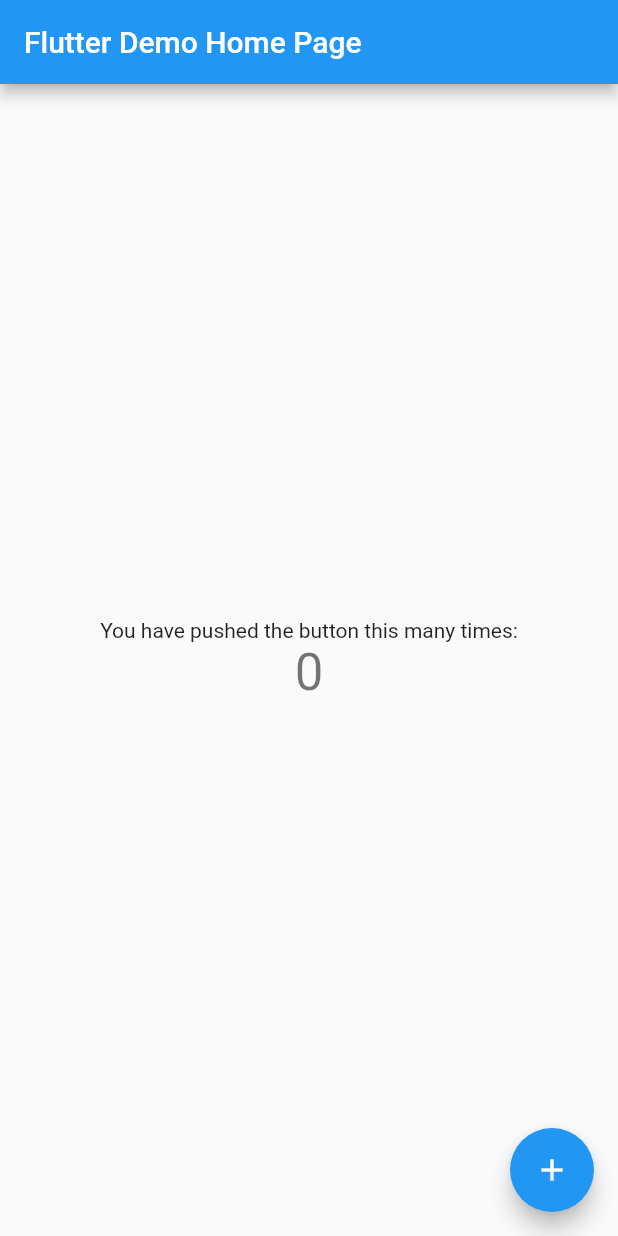
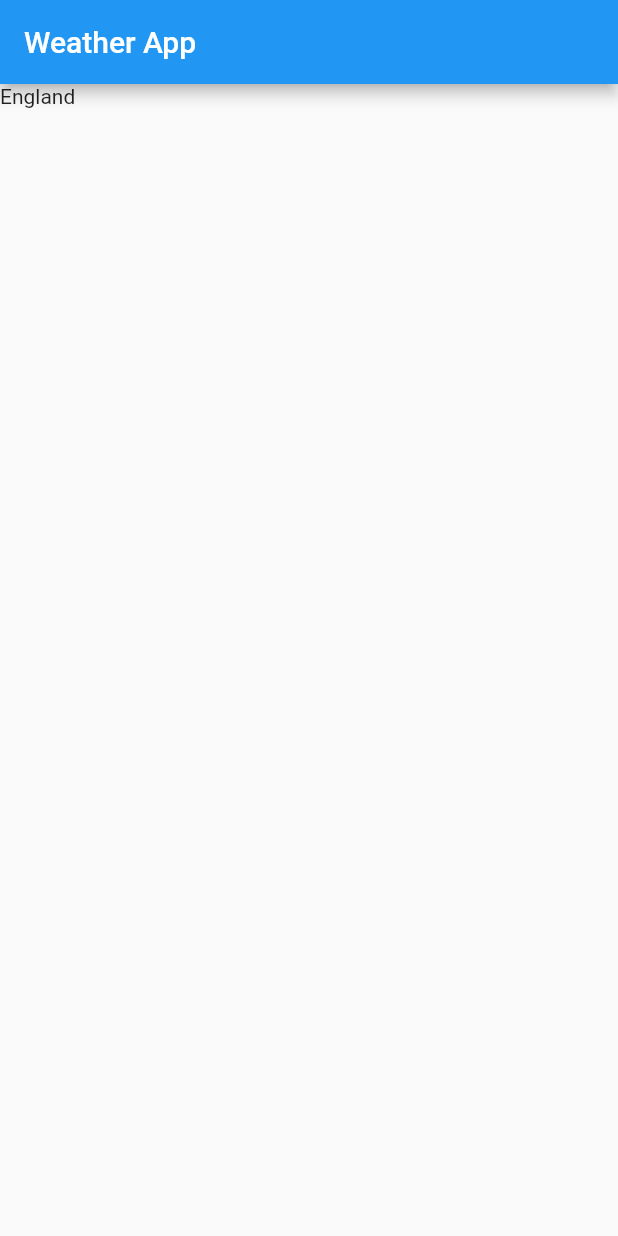
Before and after one commit to satyaroutray1/weather_app_ysl, a Flutter app: the screen it shows after launch, on a phone screen of 412 x 824 dp. Run offline on Flutter 3.47's test engine with Material 2 defaults, Android fonts, the phone set to English and light mode, and no system bars; our stand-ins replace equatable, flutter_bloc.

Commit message:
added first screen to get the city

```diff
--- a/lib/bloc/weather_bloc.dart
+++ b/lib/bloc/weather_bloc.dart
@@ -1,13 +1,30 @@
+import 'dart:convert';
 
-import 'package:bloc/bloc.dart';
+import 'package:flutter_bloc/flutter_bloc.dart';
 import 'package:weather_app/bloc/weather_event.dart';
 import 'package:weather_app/bloc/weather_state.dart';
+import 'package:weather_app/data/models/weather.dart';
+
+import '../data/repository/repo.dart';
 
 
 class WeatherBloc extends Bloc<WeatherEvent, WeatherState> {
-  WeatherBloc() : super(WeatherInitial()) {
-    on<WeatherEvent>((event, emit) {
-      // TODO: implement event handler
-    });
+  final Repo repo;
+  WeatherBloc(this.repo) : super(WeatherInitial()) {
+    on<GetWeatherEvent>(onWeatherChange);
+  }
+
+  onWeatherChange(GetWeatherEvent getWeatherEvent, Emitter<WeatherState> emit) async {
+    emit(WeatherLoading());
+    try {
+      final weatherData = await repo.getApiData();
+      print("**********${(weatherData['parent']['title'])}");
+
+      emit(WeatherLoaded(weather: weatherData));
+    } catch (e){
+      emit(WeatherError());
+    }
+
+
   }
 }
--- a/lib/bloc/weather_event.dart
+++ b/lib/bloc/weather_event.dart
@@ -1,3 +1,9 @@
-class WeatherEvent {}
+import 'package:equatable/equatable.dart';
+
+class WeatherEvent extends Equatable{
+  @override
+  // TODO: implement props
+  List<Object?> get props => throw UnimplementedError();
+}
 
 class GetWeatherEvent extends WeatherEvent{}
--- a/lib/bloc/weather_state.dart
+++ b/lib/bloc/weather_state.dart
@@ -1,9 +1,18 @@
-class WeatherState {}
+import 'package:equatable/equatable.dart';
+
+class WeatherState extends Equatable{
+  @override
+  // TODO: implement props
+  List<Object?> get props => throw UnimplementedError();
+}
 
 class WeatherInitial extends WeatherState {}
 
 class WeatherLoading extends WeatherState{}
 
-class WeatherLoaded extends WeatherState{}
+class WeatherLoaded extends WeatherState{
+  final weather;
+  WeatherLoaded({this.weather});
+}
 
 class WeatherError extends WeatherState{}
--- /dev/null
+++ b/lib/data/models/weather.dart
@@ -0,0 +1,197 @@
+// To parse this JSON data, do
+//
+//     final weather = weatherFromJson(jsonString);
+
+import 'dart:convert';
+
+Weather weatherFromJson(String str) => Weather.fromJson(json.decode(str));
+
+String weatherToJson(Weather data) => json.encode(data.toJson());
+
+class Weather {
+  List<ConsolidatedWeather> consolidatedWeather;
+  DateTime time;
+  DateTime sunRise;
+  DateTime sunSet;
+  String timezoneName;
+  Parent parent;
+  List<Source> sources;
+  String title;
+  String locationType;
+  int woeid;
+  String lattLong;
+  String timezone;
+
+  Weather({
+    required this.consolidatedWeather,
+    required this.time,
+    required this.sunRise,
+    required this.sunSet,
+    required this.timezoneName,
+    required this.parent,
+    required this.sources,
+    required this.title,
+    required this.locationType,
+    required this.woeid,
+    required this.lattLong,
+    required this.timezone,
+  });
+
+  factory Weather.fromJson(Map<String, dynamic> json) => Weather(
+    consolidatedWeather: List<ConsolidatedWeather>.from(json["consolidated_weather"].map((x) => ConsolidatedWeather.fromJson(x))),
+    time: DateTime.parse(json["time"]),
+    sunRise: DateTime.parse(json["sun_rise"]),
+    sunSet: DateTime.parse(json["sun_set"]),
+    timezoneName: json["timezone_name"],
+    parent: Parent.fromJson(json["parent"]),
+    sources: List<Source>.from(json["sources"].map((x) => Source.fromJson(x))),
+    title: json["title"],
+    locationType: json["location_type"],
+    woeid: json["woeid"],
+    lattLong: json["latt_long"],
+    timezone: json["timezone"],
+  );
+
+  Map<String, dynamic> toJson() => {
+    "consolidated_weather": List<dynamic>.from(consolidatedWeather.map((x) => x.toJson())),
+    "time": time.toIso8601String(),
+    "sun_rise": sunRise.toIso8601String(),
+    "sun_set": sunSet.toIso8601String(),
+    "timezone_name": timezoneName,
+    "parent": parent.toJson(),
+    "sources": List<dynamic>.from(sources.map((x) => x.toJson())),
+    "title": title,
+    "location_type": locationType,
+    "woeid": woeid,
+    "latt_long": lattLong,
+    "timezone": timezone,
+  };
+}
+
+class ConsolidatedWeather {
+  int id;
+  String weatherStateName;
+  String weatherStateAbbr;
+  String windDirectionCompass;
+  DateTime created;
+  DateTime applicableDate;
+  double minTemp;
+  double maxTemp;
+  double theTemp;
+  double windSpeed;
+  double windDirection;
+  double airPressure;
+  int humidity;
+  double visibility;
+  int predictability;
+
+  ConsolidatedWeather({
+    required this.id,
+    required this.weatherStateName,
+    required this.weatherStateAbbr,
+    required this.windDirectionCompass,
+    required this.created,
+    required this.applicableDate,
+    required this.minTemp,
+    required this.maxTemp,
+    required this.theTemp,
+    required this.windSpeed,
+    required this.windDirection,
+    required this.airPressure,
+    required this.humidity,
+    required this.visibility,
+    required this.predictability,
+  });
+
+  factory ConsolidatedWeather.fromJson(Map<String, dynamic> json) => ConsolidatedWeather(
+    id: json["id"],
+    weatherStateName: json["weather_state_name"],
+    weatherStateAbbr: json["weather_state_abbr"],
+    windDirectionCompass: json["wind_direction_compass"],
+    created: DateTime.parse(json["created"]),
+    applicableDate: DateTime.parse(json["applicable_date"]),
+    minTemp: json["min_temp"]?.toDouble(),
+    maxTemp: json["max_temp"]?.toDouble(),
+    theTemp: json["the_temp"]?.toDouble(),
+    windSpeed: json["wind_speed"]?.toDouble(),
+    windDirection: json["wind_direction"]?.toDouble(),
+    airPressure: json["air_pressure"]?.toDouble(),
+    humidity: json["humidity"],
+    visibility: json["visibility"]?.toDouble(),
+    predictability: json["predictability"],
+  );
+
+  Map<String, dynamic> toJson() => {
+    "id": id,
+    "weather_state_name": weatherStateName,
+    "weather_state_abbr": weatherStateAbbr,
+    "wind_direction_compass": windDirectionCompass,
+    "created": created.toIso8601String(),
+    "applicable_date": "${applicableDate.year.toString().padLeft(4, '0')}-${applicableDate.month.toString().padLeft(2, '0')}-${applicableDate.day.toString().padLeft(2, '0')}",
+    "min_temp": minTemp,
+    "max_temp": maxTemp,
+    "the_temp": theTemp,
+    "wind_speed": windSpeed,
+    "wind_direction": windDirection,
+    "air_pressure": airPressure,
+    "humidity": humidity,
+    "visibility": visibility,
+    "predictability": predictability,
+  };
+}
+
+class Parent {
+  String title;
+  String locationType;
+  int woeid;
+  String lattLong;
+
+  Parent({
+    required this.title,
+    required this.locationType,
+    required this.woeid,
+    required this.lattLong,
+  });
+
+  factory Parent.fromJson(Map<String, dynamic> json) => Parent(
+    title: json["title"],
+    locationType: json["location_type"],
+    woeid: json["woeid"],
+    lattLong: json["latt_long"],
+  );
+
+  Map<String, dynamic> toJson() => {
+    "title": title,
+    "location_type": locationType,
+    "woeid": woeid,
+    "latt_long": lattLong,
+  };
+}
+
+class Source {
+  String title;
+  String slug;
+  String url;
+  int crawlRate;
+
+  Source({
+    required this.title,
+    required this.slug,
+    required this.url,
+    required this.crawlRate,
+  });
+
+  factory Source.fromJson(Map<String, dynamic> json) => Source(
+    title: json["title"],
+    slug: json["slug"],
+    url: json["url"],
+    crawlRate: json["crawl_rate"],
+  );
+
+  Map<String, dynamic> toJson() => {
+    "title": title,
+    "slug": slug,
+    "url": url,
+    "crawl_rate": crawlRate,
+  };
+}
--- a/lib/data/json_structure.dart
+++ b/lib/data/repository/json_structure.dart
@@ -1,4 +1,4 @@
-var a =
+var weatherJsonData =
   {
   "consolidated_weather": [
     {
--- /dev/null
+++ b/lib/data/repository/repo.dart
@@ -0,0 +1,11 @@
+import 'dart:convert';
+import 'package:http/http.dart' as Http;
+import '../models/weather.dart';
+import 'json_structure.dart';
+
+class Repo{
+
+  Future getApiData() async{
+    return weatherJsonData;
+  }
+}
--- a/lib/main.dart
+++ b/lib/main.dart
@@ -1,4 +1,9 @@
 import 'package:flutter/material.dart';
+import 'package:flutter_bloc/flutter_bloc.dart';
+import 'package:weather_app/data/repository/repo.dart';
+import 'package:weather_app/presentation/home_page.dart';
+
+import 'bloc/weather_bloc.dart';
 
 void main() {
   runApp(const MyApp());
@@ -10,106 +15,17 @@ class MyApp extends StatelessWidget {
   // This widget is the root of your application.
   @override
   Widget build(BuildContext context) {
-    return MaterialApp(
-      title: 'Flutter Demo',
-      theme: ThemeData(
-        // This is the theme of your application.
-        //
-        // Try running your application with "flutter run". You'll see the
-        // application has a blue toolbar. Then, without quitting the app, try
-        // changing the primarySwatch below to Colors.green and then invoke
-        // "hot reload" (press "r" in the console where you ran "flutter run",
-        // or simply save your changes to "hot reload" in a Flutter IDE).
-        // Notice that the counter didn't reset back to zero; the application
-        // is not restarted.
-        primarySwatch: Colors.blue,
+    return BlocProvider<WeatherBloc>(
+      create: (context) => WeatherBloc(Repo()),
+      child: MaterialApp(
+        title: 'Flutter Demo',
+        theme: ThemeData(
+
+          primarySwatch: Colors.blue,
+        ),
+        home: const MyHomePage(title: 'Flutter Demo Home Page'),
+        debugShowCheckedModeBanner: false,
       ),
-      home: const MyHomePage(title: 'Flutter Demo Home Page'),
     );
   }
 }
-
-class MyHomePage extends StatefulWidget {
-  const MyHomePage({super.key, required this.title});
-
-  // This widget is the home page of your application. It is stateful, meaning
-  // that it has a State object (defined below) that contains fields that affect
-  // how it looks.
-
-  // This class is the configuration for the state. It holds the values (in this
-  // case the title) provided by the parent (in this case the App widget) and
-  // used by the build method of the State. Fields in a Widget subclass are
-  // always marked "final".
-
-  final String title;
-
-  @override
-  State<MyHomePage> createState() => _MyHomePageState();
-}
-
-class _MyHomePageState extends State<MyHomePage> {
-  int _counter = 0;
-
-  void _incrementCounter() {
-    setState(() {
-      // This call to setState tells the Flutter framework that something has
-      // changed in this State, which causes it to rerun the build method below
-      // so that the display can reflect the updated values. If we changed
-      // _counter without calling setState(), then the build method would not be
-      // called again, and so nothing would appear to happen.
-      _counter++;
-    });
-  }
-
-  @override
-  Widget build(BuildContext context) {
-    // This method is rerun every time setState is called, for instance as done
-    // by the _incrementCounter method above.
-    //
-    // The Flutter framework has been optimized to make rerunning build methods
-    // fast, so that you can just rebuild anything that needs updating rather
-    // than having to individually change instances of widgets.
-    return Scaffold(
-      appBar: AppBar(
-        // Here we take the value from the MyHomePage object that was created by
-        // the App.build method, and use it to set our appbar title.
-        title: Text(widget.title),
-      ),
-      body: Center(
-        // Center is a layout widget. It takes a single child and positions it
-        // in the middle of the parent.
-        child: Column(
-          // Column is also a layout widget. It takes a list of children and
-          // arranges them vertically. By default, it sizes itself to fit its
-          // children horizontally, and tries to be as tall as its parent.
-          //
-          // Invoke "debug painting" (press "p" in the console, choose the
-          // "Toggle Debug Paint" action from the Flutter Inspector in Android
-          // Studio, or the "Toggle Debug Paint" command in Visual Studio Code)
-          // to see the wireframe for each widget.
-          //
-          // Column has various properties to control how it sizes itself and
-          // how it positions its children. Here we use mainAxisAlignment to
-          // center the children vertically; the main axis here is the vertical
-          // axis because Columns are vertical (the cross axis would be
-          // horizontal).
-          mainAxisAlignment: MainAxisAlignment.center,
-          children: <Widget>[
-            const Text(
-              'You have pushed the button this many times:',
-            ),
-            Text(
-              '$_counter',
-              style: Theme.of(context).textTheme.headlineMedium,
-            ),
-          ],
-        ),
-      ),
-      floatingActionButton: FloatingActionButton(
-        onPressed: _incrementCounter,
-        tooltip: 'Increment',
-        child: const Icon(Icons.add),
-      ), // This trailing comma makes auto-formatting nicer for build methods.
-    );
-  }
-}
--- /dev/null
+++ b/lib/presentation/home_page.dart
@@ -0,0 +1,44 @@
+import 'package:flutter/material.dart';
+import 'package:flutter_bloc/flutter_bloc.dart';
+import 'package:weather_app/bloc/weather_event.dart';
+
+import '../bloc/weather_bloc.dart';
+import '../bloc/weather_state.dart';
+
+class MyHomePage extends StatefulWidget {
+  const MyHomePage({super.key, required this.title});
+
+  final String title;
+
+  @override
+  State<MyHomePage> createState() => _MyHomePageState();
+}
+
+class _MyHomePageState extends State<MyHomePage> {
+
+  @override
+  void initState() {
+
+    context.read<WeatherBloc>().add(GetWeatherEvent());
+    super.initState();
+  }
+
+  @override
+  Widget build(BuildContext context) {
+
+    return Scaffold(
+      appBar: AppBar(
+        title: const Text('Weather App'),
+      ),
+      body: BlocBuilder<WeatherBloc, WeatherState>(
+        builder: (BuildContext context, state) {
+          if(state is WeatherInitial){
+            return const Text('a');
+          }else if(state is WeatherLoaded){
+            return Text((state.weather['parent']['title']));
+          }
+          return Container();
+        },),
+    );
+  }
+}
--- a/pubspec.yaml
+++ b/pubspec.yaml
@@ -32,6 +32,8 @@ dependencies:
     sdk: flutter
 
   flutter_bloc: ^8.1.3
+  http:
+  equatable: ^2.0.5
 
   # The following adds the Cupertino Icons font to your application.
   # Use with the CupertinoIcons class for iOS style icons.
```
Also changed, not shown: pubspec.lock.
